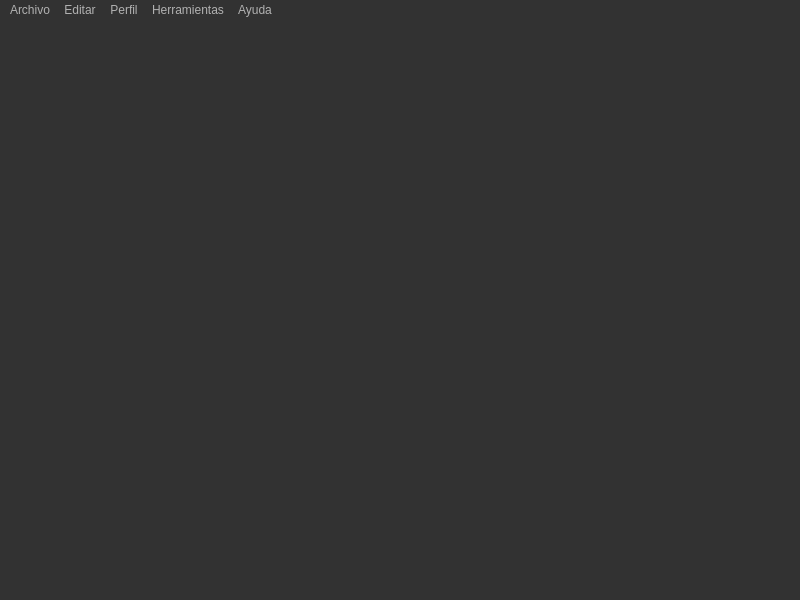
Qt form resources/ui/MainWindow.ui (WalterCM/QuizMan) before a commit.
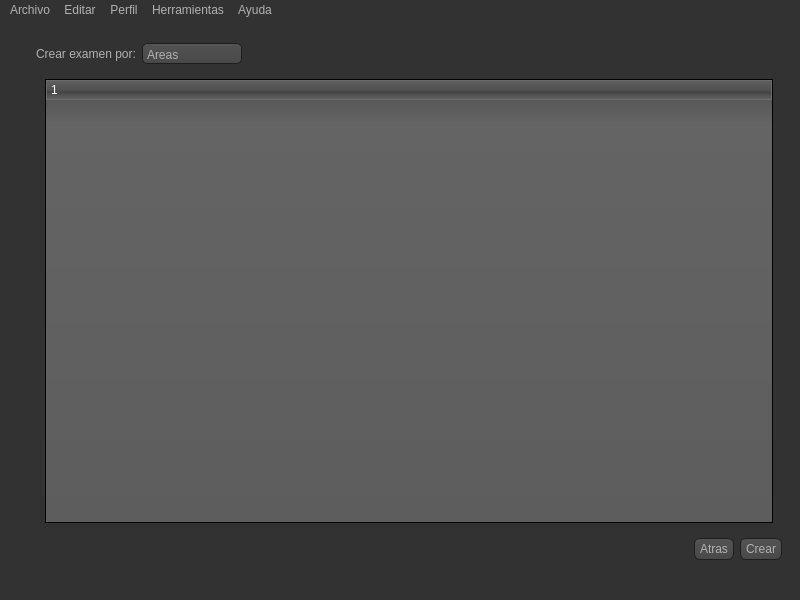
The same form after that commit. The open tabs and pages were chosen to show the change. Icons and pictures are not drawn.

Commit message: Added tree widgets that shows areas, subjects and topics in the main window

```diff
--- a/resources/ui/MainWindow.ui
+++ b/resources/ui/MainWindow.ui
@@ -132,10 +132,13 @@
 QComboBox
 {
     selection-background-color: #ffaa00;
-    background-color: QLinearGradient( x1: 0, y1: 0, x2: 0, y2: 1, stop: 0 #565656, stop: 0.1 #525252, stop: 0.5 #4e4e4e, stop: 0.9 #4a4a4a, stop: 1 #464646);
     border-style: solid;
     border: 1px solid #1e1e1e;
     border-radius: 5;
+	padding-top: 3px;
+    padding-left: 4px;
+    background-color: QLinearGradient( x1: 0, y1: 0, x2: 0, y2: 1, stop: 0 #565656, stop: 0.1 #525252, stop: 0.5 #4e4e4e, stop: 0.9 #4a4a4a, stop: 1 #464646);
+    selection-background-color: #ffaa00;
 }
 
 QComboBox:hover,QPushButton:hover
@@ -153,6 +156,7 @@
 
 QComboBox QAbstractItemView
 {
+	color: white;
     border: 2px solid darkgray;
     selection-background-color: QLinearGradient( x1: 0, y1: 0, x2: 0, y2: 1, stop: 0 #ffa02f, stop: 1 #d7801a);
 }
@@ -478,7 +482,7 @@
   </property>
   <widget class="QWidget" name="centralwidget">
    <layout class="QGridLayout" name="gridLayout_3">
-    <item row="0" column="0" rowspan="2" colspan="2">
+    <item row="0" column="0" rowspan="3" colspan="3">
      <layout class="QHBoxLayout" name="horizontalLayout_3"/>
     </item>
     <item row="1" column="1" rowspan="3" colspan="3">
@@ -492,6 +496,9 @@
       <property name="styleSheet">
        <string notr="true"/>
       </property>
+      <property name="currentIndex">
+       <number>0</number>
+      </property>
       <widget class="QWidget" name="MainPage">
        <property name="styleSheet">
         <string notr="true">QGroupBox  { 
@@ -580,7 +587,7 @@
                   </widget>
                  </item>
                  <item row="1" column="0">
-                  <widget class="QPushButton" name="pushButton">
+                  <widget class="QPushButton" name="createExamButton">
                    <property name="text">
                     <string>Crear examen tipo</string>
                    </property>
@@ -620,7 +627,7 @@
                   </widget>
                  </item>
                  <item row="1" column="0">
-                  <widget class="QPushButton" name="pushButton_2">
+                  <widget class="QPushButton" name="createSavedExamButton">
                    <property name="text">
                     <string>Crear examen predefinido</string>
                    </property>
@@ -660,9 +667,9 @@
                   </widget>
                  </item>
                  <item row="1" column="0">
-                  <widget class="QPushButton" name="pushButton_3">
+                  <widget class="QPushButton" name="createCustonExamButton">
                    <property name="text">
-                    <string>Crearexamen personalizado</string>
+                    <string>Crear examen personalizado</string>
                    </property>
                   </widget>
                  </item>
@@ -692,7 +699,139 @@
       </widget>
       <widget class="QWidget" name="ExamSelecionPage"/>
       <widget class="QWidget" name="CustomExamSelecionPage"/>
-      <widget class="QWidget" name="CustomExamCreationPage"/>
+      <widget class="QWidget" name="CustomExamCreationPage">
+       <layout class="QGridLayout" name="gridLayout_8">
+        <item row="0" column="0">
+         <layout class="QHBoxLayout" name="horizontalLayout_6">
+          <item>
+           <widget class="QLabel" name="label_4">
+            <property name="text">
+             <string>Crear examen por:</string>
+            </property>
+           </widget>
+          </item>
+          <item>
+           <widget class="QComboBox" name="examCriteriaCB">
+            <property name="minimumSize">
+             <size>
+              <width>100</width>
+              <height>0</height>
+             </size>
+            </property>
+            <property name="styleSheet">
+             <string notr="true"/>
+            </property>
+            <item>
+             <property name="text">
+              <string>Areas</string>
+             </property>
+            </item>
+            <item>
+             <property name="text">
+              <string>Cursos</string>
+             </property>
+            </item>
+            <item>
+             <property name="text">
+              <string>Temas</string>
+             </property>
+            </item>
+           </widget>
+          </item>
+          <item>
+           <spacer name="horizontalSpacer_4">
+            <property name="orientation">
+             <enum>Qt::Horizontal</enum>
+            </property>
+            <property name="sizeHint" stdset="0">
+             <size>
+              <width>40</width>
+              <height>20</height>
+             </size>
+            </property>
+           </spacer>
+          </item>
+         </layout>
+        </item>
+        <item row="1" column="0">
+         <widget class="QStackedWidget" name="examStackedWidget">
+          <property name="currentIndex">
+           <number>2</number>
+          </property>
+          <widget class="QWidget" name="ByArea">
+           <layout class="QGridLayout" name="gridLayout_7">
+            <item row="0" column="0">
+             <widget class="QTreeWidget" name="areaTree">
+              <column>
+               <property name="text">
+                <string notr="true">1</string>
+               </property>
+              </column>
+             </widget>
+            </item>
+           </layout>
+          </widget>
+          <widget class="QWidget" name="BySubject">
+           <layout class="QGridLayout" name="gridLayout_9">
+            <item row="0" column="0">
+             <widget class="QTreeWidget" name="subjectTee">
+              <column>
+               <property name="text">
+                <string notr="true">1</string>
+               </property>
+              </column>
+             </widget>
+            </item>
+           </layout>
+          </widget>
+          <widget class="QWidget" name="ByTopic">
+           <layout class="QGridLayout" name="gridLayout_10">
+            <item row="0" column="0">
+             <widget class="QTreeWidget" name="topicTree">
+              <column>
+               <property name="text">
+                <string notr="true">1</string>
+               </property>
+              </column>
+             </widget>
+            </item>
+           </layout>
+          </widget>
+         </widget>
+        </item>
+        <item row="2" column="0">
+         <layout class="QHBoxLayout" name="horizontalLayout_7">
+          <item>
+           <spacer name="horizontalSpacer_3">
+            <property name="orientation">
+             <enum>Qt::Horizontal</enum>
+            </property>
+            <property name="sizeHint" stdset="0">
+             <size>
+              <width>40</width>
+              <height>20</height>
+             </size>
+            </property>
+           </spacer>
+          </item>
+          <item>
+           <widget class="QPushButton" name="custonExamBack">
+            <property name="text">
+             <string>Atras</string>
+            </property>
+           </widget>
+          </item>
+          <item>
+           <widget class="QPushButton" name="customExamCreate">
+            <property name="text">
+             <string>Crear</string>
+            </property>
+           </widget>
+          </item>
+         </layout>
+        </item>
+       </layout>
+      </widget>
      </widget>
     </item>
    </layout>
```
The commit also changes 9 other files.
